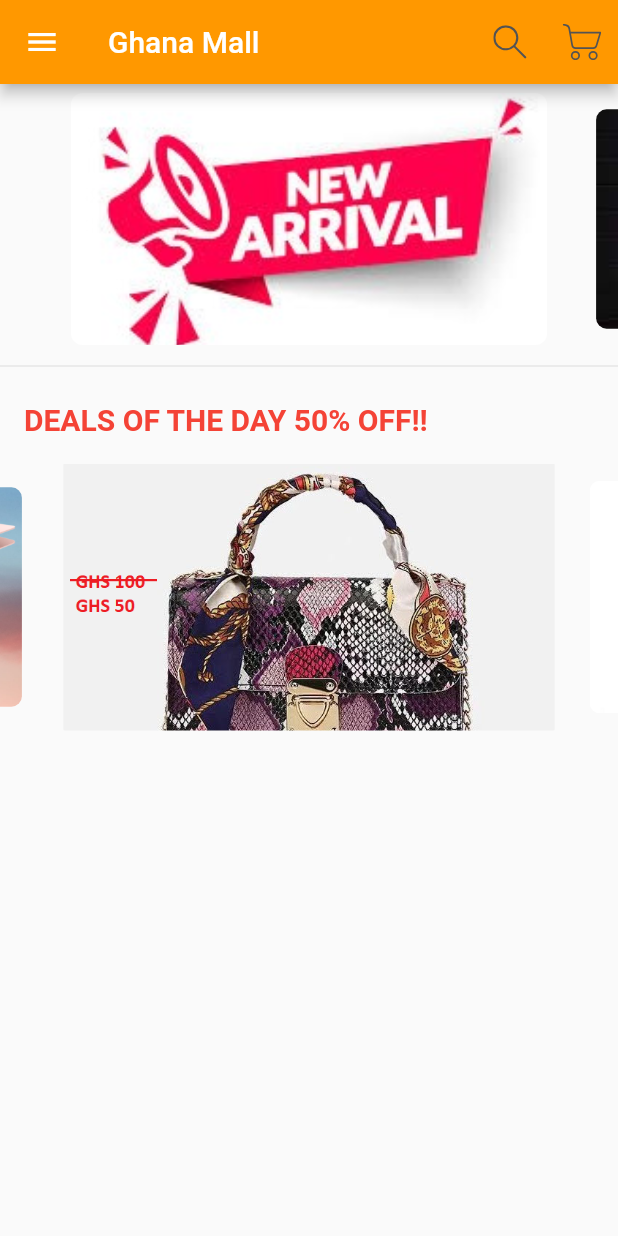
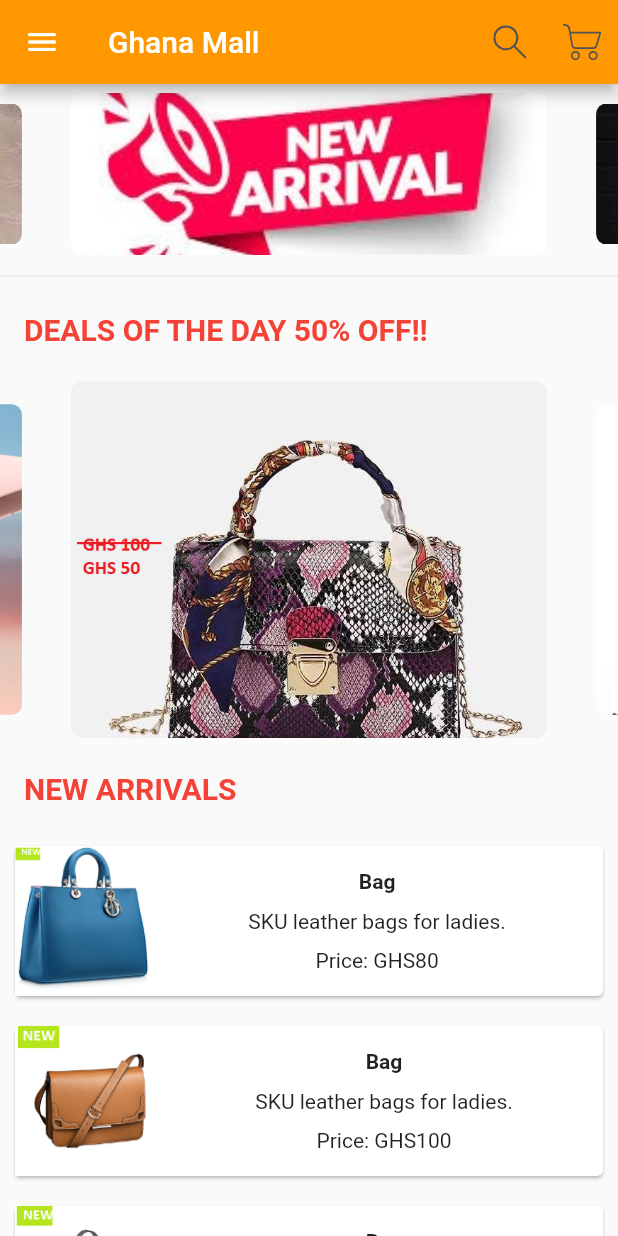
Before and after one commit to JojoDom/Flutter-applications, a Flutter app: the screen it shows after launch, on a phone screen of 412 x 824 dp. Run offline on Flutter 3.47's test engine with Material 2 defaults, Android fonts, the phone set to English and light mode, and no system bars; drawn by our look-alikes of carousel_slider; our stand-ins replace flutter_svg.

Commit message:
added carousel

```diff
--- a/flutter_application_1/lib/screens/home/body.dart
+++ b/flutter_application_1/lib/screens/home/body.dart
@@ -2,7 +2,7 @@
 
 import 'package:flutter/material.dart';
 import 'package:carousel_slider/carousel_slider.dart';
-
+import 'package:flutter_application_1/screens/home/newarrivals.dart';
 class Body extends StatelessWidget{
   const Body({Key? key}) : super(key: key);
 
@@ -90,27 +90,18 @@ Container(
          ),
         ),
       ),
-       Container(
-        margin: EdgeInsets.all(6.0),
-        decoration : BoxDecoration(
-         borderRadius: BorderRadius.circular(8.0),
-         image : DecorationImage (
-           image: ExactAssetImage('assets/images/phone.png'),
-           fit: BoxFit.cover,
-         ),
-        ),
-      ),
+
 
           ],
         // slider properties
          options :CarouselOptions(
-         height: 180.0,
+         height: 120.0,
                 enlargeCenterPage: true,
                 autoPlay: true,
                 aspectRatio: 16 / 9,
                 autoPlayCurve: Curves.fastOutSlowIn,
                 enableInfiniteScroll: true,
-                autoPlayAnimationDuration: Duration(milliseconds: 800),
+                autoPlayAnimationDuration: Duration(milliseconds: 900),
                 viewportFraction: 0.8
       ),
           ),
@@ -125,11 +116,12 @@ Container(
           )
           ),
 
-        CarouselSlider(items: [
+   CarouselSlider(
+     items: [
       Container(
-        margin: EdgeInsets.all(1.0),
+        margin: EdgeInsets.all(6.0),
         decoration : BoxDecoration(
-         borderRadius: BorderRadius.circular(1.0),
+         borderRadius: BorderRadius.circular(8.0),
          image : DecorationImage (
            image: ExactAssetImage('assets/images/bag.png'),
            fit: BoxFit.cover,
@@ -137,7 +129,7 @@ Container(
         ),
       ),
       Container(
-        margin: EdgeInsets.all(1.0),
+        margin: EdgeInsets.all(6.0),
         decoration : BoxDecoration(
          borderRadius: BorderRadius.circular(8.0),
          image : DecorationImage (
@@ -146,6 +138,7 @@ Container(
          ),
         ),
       ),
+
       Container(
         margin: EdgeInsets.all(6.0),
         decoration : BoxDecoration(
@@ -166,11 +159,9 @@ Container(
          ),
         ),
       ),
-   // Slider options
-
       ],
       options :CarouselOptions(
-         height: 180.0,
+         height: 250.0,
                 enlargeCenterPage: true,
                 autoPlay: false,
                 aspectRatio: 16 / 9,
@@ -179,7 +170,52 @@ Container(
                 autoPlayAnimationDuration: Duration(milliseconds: 800),
                 viewportFraction: 0.8
                 ),
+                ),
+
+    ListTile(
+       title:  Text('NEW ARRIVALS',
+        style: TextStyle(
+          color: Colors.red,
+          fontSize: 20,
+          fontWeight: FontWeight.bold
+        ),
           )
+          ),
+
+   NewArrivals(
+     name: 'Bag',
+     description: 'SKU leather bags for ladies.',
+     price : 80,
+     image : 'bag_1.png'
+   ),
+   NewArrivals(
+     name: 'Bag',
+     description: 'SKU leather bags for ladies.',
+     price : 100,
+     image : 'bag_2.png'
+   ),
+   NewArrivals(
+     name: 'Bag',
+     description: 'SKU leather bags for ladies.',
+     price : 150,
+     image : 'bag_3.png'
+   ),
+   NewArrivals(
+     name: 'Bag',
+     description: 'Women fashionable travelling bag.',
+     price : 120,
+     image : 'bag_4.png'
+   ),
+   NewArrivals(
+     name: 'Bag',
+     description: 'SKU leather bags for ladies.',
+     price : 200,
+     image : 'bag_5.png'
+   ),
+
+
+
   ]
-      );}
-}
+);
+
+}}
--- a/flutter_application_1/lib/screens/home/home_screen.dart
+++ b/flutter_application_1/lib/screens/home/home_screen.dart
@@ -63,7 +63,8 @@ ListTile(
        onTap :() {
          Navigator.pop(context);
        },
-),ListTile(
+       ),
+       ListTile(
        title:  Text('Skin Care'),
        onTap :() {
          Navigator.pop(context);
--- /dev/null
+++ b/flutter_application_1/lib/screens/home/newarrivals.dart
@@ -0,0 +1,45 @@
+// ignore_for_file: prefer_const_constructors
+
+import 'package:flutter/material.dart';
+
+class NewArrivals extends StatelessWidget{
+const NewArrivals ({Key? key, required this.name, required this.price, required this.description, required this.image}) : super(key:key);
+
+final String name;
+final String description;
+final String image;
+final int price;
+
+  @override
+  Widget build(BuildContext context){
+    return Container(
+      padding : EdgeInsets.all(6),
+      height: 120,
+      child : Card(
+        child: Row(
+          mainAxisAlignment: MainAxisAlignment.spaceEvenly,
+          children : <Widget>[
+            Image.asset('assets/images/'+ image),
+            Expanded (
+              child:Container(
+                padding:EdgeInsets.all(5),
+                child: Column(
+                  mainAxisAlignment: MainAxisAlignment.spaceEvenly,
+                  children : <Widget>[
+                    Text(
+                      name , style:TextStyle(fontWeight:FontWeight.bold)),
+                      Text(description),
+                      Text('Price: GHS' + price.toString()),
+                  ]
+                )
+              )
+            )
+
+          ],
+
+        )
+
+      )
+    );
+
+}}
```
Also changed, not shown: flutter_application_1/assets/images/IPONE 13.png, flutter_application_1/assets/images/McBook.png, flutter_application_1/assets/images/bag_1.png, flutter_application_1/assets/images/bag_2.png, flutter_application_1/assets/images/bag_3.png, flutter_application_1/assets/images/bag_4.png, flutter_application_1/assets/images/bag_5.png, flutter_application_1/assets/images/phone.png. Lines whose indentation alone changed are shown as unchanged.
